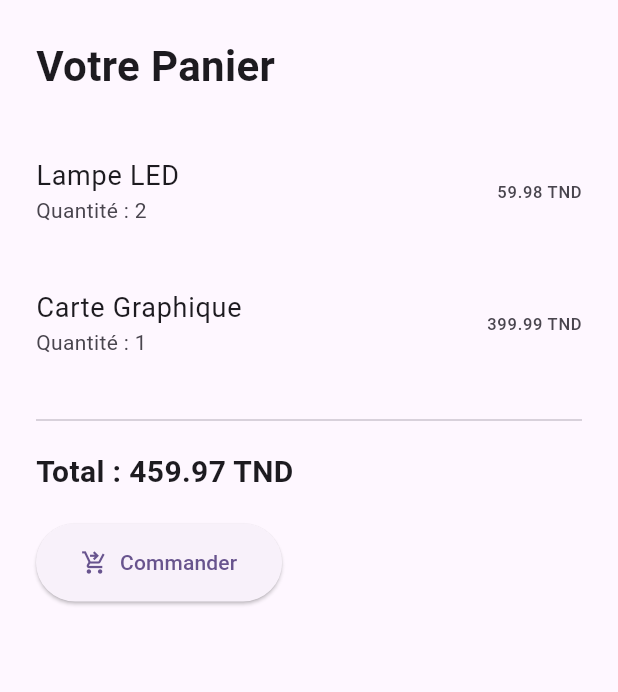
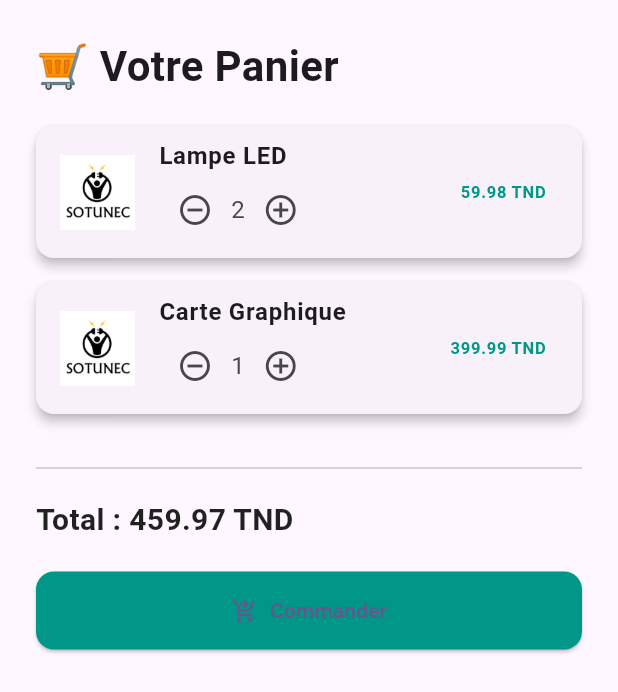
Before and after one commit to ranimfer/Showroom_front-end, a Flutter app: the CartPage widget shown alone on an empty page, opened directly, on a phone screen of 412 x 824 dp. Shown: the top 692 px of the screen. Run offline on Flutter 3.47's test engine with Material 3 defaults, Android fonts, the light colour scheme and no system bars; our stand-ins replace flutter_svg, font_awesome_flutter, google_maps_flutter; missing offline and left inert: flutter_ecommerce_app.

Commit message:
new cart list

```diff
--- /dev/null
+++ b/lib/constants/cart_data.dart
@@ -0,0 +1,27 @@
+import '../models/cart_item.dart';
+import '../models/product.dart';
+
+final List<CartItem> cartItems  = [
+  CartItem(
+    product: Product(
+      id: '1',
+      name: 'Lampe LED',
+      description: 'Éclairez votre maison avec style.',
+      price: 29.99,
+      image: 'assets/logo.png',
+      category: 'Éclairage',
+    ),
+    quantity: 2,
+  ),
+  CartItem(
+    product: Product(
+      id: '2',
+      name: 'Carte Graphique',
+      description: 'Haute performance pour gamers.',
+      price: 399.99,
+      image: 'assets/logo.png',
+      category: 'Composants',
+    ),
+    quantity: 1,
+  ),
+];
--- a/lib/constants/constant.dart
+++ b/lib/constants/constant.dart
@@ -42,14 +42,14 @@ class Constants {
       "id": "1",  // Ajout de l'ID
       "category": "Smart Agriculture",
       "label": "Capteur d'humidité du sol",
-      "price": "250 DT",
+      "price": "250.0",
       "image": "assets/logo.png",
     },
     {
       "id": "2",  // Ajout de l'ID
       "category": "Smart Agriculture",
       "label": "Station météo connectée",
-      "price": "400 DT",
+      "price": "400.0",
       "image": "assets/logo.png",
     },
   ];
@@ -59,14 +59,14 @@ class Constants {
       "id": "3",  // Ajout de l'ID
       "category": "Smart Lighting",
       "label": "Lampe LED intelligente",
-      "price": "180 DT",
+      "price": "180.0",
       "image": "assets/logo.png",
     },
     {
       "id": "4",  // Ajout de l'ID
       "category": "Smart Lighting",
       "label": "Système d’éclairage solaire connecté",
-      "price": "320 DT",
+      "price": "320.0",
       "image": "assets/logo.png",
     },
   ];
@@ -76,14 +76,14 @@ class Constants {
       "id": "5",  // Ajout de l'ID
       "category": "Smart Water Management",
       "label": "Débitmètre connecté",
-      "price": "280 DT",
+      "price": "280.0",
       "image": "assets/logo.png",
     },
     {
       "id": "6",  // Ajout de l'ID
       "category": "Smart Water Management",
       "label": "Capteur de niveau d'eau",
-      "price": "300 DT",
+      "price": "300.0",
       "image": "assets/logo.png",
     },
   ];
@@ -93,14 +93,14 @@ class Constants {
       "id": "7",  // Ajout de l'ID
       "category": "Smart Housing",
       "label": "Caméra de surveillance Wi-Fi",
-      "price": "350 DT",
+      "price": "350.0",
       "image": "assets/logo.png",
     },
     {
       "id": "8",  // Ajout de l'ID
       "category": "Smart Housing",
       "label": "Serrure intelligente",
-      "price": "450 DT",
+      "price": "450.0",
       "image": "assets/logo.png",
     },
   ];
@@ -110,14 +110,14 @@ class Constants {
       "id": "9",  // Ajout de l'ID
       "category": "Chaîne de froid",
       "label": "Capteur de température IoT",
-      "price": "220 DT",
+      "price": "220.0",
       "image": "assets/logo.png",
     },
     {
       "id": "10",  // Ajout de l'ID
       "category": "Chaîne de froid",
       "label": "Boîte isotherme connectée",
-      "price": "500 DT",
+      "price": "500.0",
       "image": "assets/logo.png",
     },
   ];
--- /dev/null
+++ b/lib/models/cart_item.dart
@@ -0,0 +1,13 @@
+import 'product.dart';
+
+class CartItem {
+  final Product product;
+  final int quantity;
+
+  CartItem({
+    required this.product,
+    this.quantity = 1,
+  });
+
+  double get totalPrice => product.price * quantity;
+}
--- a/lib/models/product.dart
+++ b/lib/models/product.dart
@@ -5,7 +5,7 @@ class Product {
   final String name;
   final String description;
   final String image;
-  final String price;
+  final double price;
   final String category;
 
   Product({
@@ -26,7 +26,8 @@ class Product {
         name: item['label']?.toString() ?? 'Produit inconnu',  // S'assurer que 'label' est une String
         description: item['category']?.toString() ?? 'Catégorie inconnue',  // S'assurer que 'category' est une String
         image: item['image']?.toString() ?? 'assets/logo.png',  // S'assurer que 'image' est une String
-        price: item['price']?.toString() ?? 'Prix inconnu',  // S'assurer que 'price' est une String
+        //price: item['price']?.toDouble() ?? 'Prix inconnu',  // S'assurer que 'price' est une String
+        price: double.tryParse(item['price'] ?? '') ?? 0.0,
         category: item['category']?.toString() ?? 'Catégorie inconnue',  // S'assurer que 'category' est une String
       );
     }).toList();
--- a/lib/pages/CartPage.dart
+++ /dev/null
@@ -1,56 +0,0 @@
-// TODO Implement this library.import 'package:flutter/material.dart';
-
-import 'package:flutter/material.dart';
-
-class CartPage extends StatelessWidget {
-  const CartPage({super.key});
-
-  @override
-  Widget build(BuildContext context) {
-    // Tu peux remplacer cette liste avec des données dynamiques plus tard
-    final List<Map<String, dynamic>> cartItems = [
-      {'name': 'Lampe LED', 'price': 29.99, 'quantity': 2},
-      {'name': 'Carte Graphique', 'price': 399.99, 'quantity': 1},
-    ];
-
-    double total = 0;
-    for (var item in cartItems) {
-      total += item['price'] * item['quantity'];
-    }
-
-    return SingleChildScrollView(
-      key: const ValueKey("cart"),
-      padding: const EdgeInsets.all(24),
-      child: Column(
-        crossAxisAlignment: CrossAxisAlignment.start,
-        children: [
-          const Text(
-            'Votre Panier',
-            style: TextStyle(fontSize: 28, fontWeight: FontWeight.bold),
-          ),
-          const SizedBox(height: 20),
-          ...cartItems.map((item) => ListTile(
-            contentPadding: const EdgeInsets.symmetric(vertical: 8),
-            title: Text(item['name'], style: const TextStyle(fontSize: 18)),
-            subtitle: Text('Quantité : ${item['quantity']}'),
-            trailing: Text('${item['price'] * item['quantity']} TND'),
-          )),
-          const Divider(height: 40),
-          Text('Total : ${total.toStringAsFixed(2)} TND',
-              style: const TextStyle(fontSize: 20, fontWeight: FontWeight.bold)),
-          const SizedBox(height: 20),
-          ElevatedButton.icon(
-            onPressed: () {
-              ScaffoldMessenger.of(context).showSnackBar(
-                const SnackBar(content: Text("Commande passée avec succès !")),
-              );
-            },
-            icon: const Icon(Icons.shopping_cart_checkout),
-            label: const Text('Commander'),
-            style: ElevatedButton.styleFrom(padding: const EdgeInsets.symmetric(horizontal: 30, vertical: 16)),
-          )
-        ],
-      ),
-    );
-  }
-}
--- /dev/null
+++ b/lib/pages/cart/CartPage.dart
@@ -0,0 +1,137 @@
+import 'package:flutter/material.dart';
+import '../../constants/cart_data.dart';
+import '../../models/cart_item.dart';
+
+class CartPage extends StatefulWidget {
+  const CartPage({super.key});
+
+  @override
+  State<CartPage> createState() => _CartPageState();
+}
+
+class _CartPageState extends State<CartPage> {
+  late List<CartItem> localCartItems;
+
+  @override
+  void initState() {
+    super.initState();
+    localCartItems = List.from(cartItems); // Copie locale modifiable
+  }
+
+  void _incrementQuantity(int index) {
+    setState(() {
+      localCartItems[index] =
+          CartItem(product: localCartItems[index].product, quantity: localCartItems[index].quantity + 1);
+    });
+  }
+
+  void _decrementQuantity(int index) {
+    setState(() {
+      if (localCartItems[index].quantity > 1) {
+        localCartItems[index] =
+            CartItem(product: localCartItems[index].product, quantity: localCartItems[index].quantity - 1);
+      }
+    });
+  }
+
+  double _calculateTotal() {
+    return localCartItems.fold(0, (sum, item) => sum + item.totalPrice);
+  }
+
+  @override
+  Widget build(BuildContext context) {
+    double total = _calculateTotal();
+
+    return SingleChildScrollView(
+      key: const ValueKey("cart"),
+      padding: const EdgeInsets.all(24),
+      child: Column(
+        crossAxisAlignment: CrossAxisAlignment.start,
+        children: [
+          const Text(
+            '🛒 Votre Panier',
+            style: TextStyle(fontSize: 28, fontWeight: FontWeight.bold),
+          ),
+          const SizedBox(height: 20),
+
+          ...localCartItems.asMap().entries.map((entry) {
+            int index = entry.key;
+            CartItem item = entry.value;
+
+            return Card(
+              elevation: 3,
+              margin: const EdgeInsets.only(bottom: 16),
+              shape: RoundedRectangleBorder(
+                borderRadius: BorderRadius.circular(12),
+              ),
+              child: ListTile(
+                leading: Image.asset(
+                  item.product.image,
+                  width: 50,
+                  height: 50,
+                  fit: BoxFit.cover,
+                ),
+                title: Text(item.product.name,
+                    style: const TextStyle(
+                        fontSize: 16, fontWeight: FontWeight.w600)),
+                subtitle: Row(
+                  children: [
+                    IconButton(
+                      onPressed: () => _decrementQuantity(index),
+                      icon: const Icon(Icons.remove_circle_outline),
+                    ),
+                    Text('${item.quantity}',
+                        style: const TextStyle(fontSize: 16)),
+                    IconButton(
+                      onPressed: () => _incrementQuantity(index),
+                      icon: const Icon(Icons.add_circle_outline),
+                    ),
+                  ],
+                ),
+                trailing: Text(
+                  '${item.totalPrice.toStringAsFixed(2)} TND',
+                  style: const TextStyle(
+                      fontWeight: FontWeight.bold, color: Colors.teal),
+                ),
+              ),
+            );
+          }),
+
+          const Divider(height: 40, thickness: 1),
+
+          Text(
+            'Total : ${total.toStringAsFixed(2)} TND',
+            style: const TextStyle(
+              fontSize: 20,
+              fontWeight: FontWeight.bold,
+              color: Colors.black87,
+            ),
+          ),
+          const SizedBox(height: 20),
+
+          SizedBox(
+            width: double.infinity,
+            child: ElevatedButton.icon(
+              onPressed: () {
+                ScaffoldMessenger.of(context).showSnackBar(
+                  const SnackBar(
+                      content: Text("✅ Commande passée avec succès !")),
+                );
+              },
+              icon: const Icon(Icons.shopping_cart_checkout),
+              label: const Text('Commander'),
+              style: ElevatedButton.styleFrom(
+                padding:
+                const EdgeInsets.symmetric(horizontal: 30, vertical: 16),
+                backgroundColor: Colors.teal,
+                shape: RoundedRectangleBorder(
+                  borderRadius: BorderRadius.circular(12),
+                ),
+              ),
+            ),
+          )
+        ],
+      ),
+    );
+  }
+}
--- a/lib/pages/home.dart
+++ b/lib/pages/home.dart
@@ -1,7 +1,7 @@
 import 'package:flutter/material.dart';
 import 'package:showroomofficiel/pages/products/product_list.dart';
 import 'AboutPage/AboutPage.dart';
-import 'CartPage.dart';
+import 'cart/CartPage.dart';
 import 'ContactPage.dart';
 import 'LoginPage.dart';
 import '../widgets/footer.dart';
@@ -254,6 +254,7 @@ class AccueilContent extends StatelessWidget {
                 onPressed: () => onPageSelected(2), // ✅ AboutPage
                 child: const Text("À propos"),
               ),
+
               const SizedBox(height: 12),
               ElevatedButton(
                 onPressed: () => onPageSelected(3), // ✅ ContactPage
--- a/lib/pages/products/product_list.dart
+++ b/lib/pages/products/product_list.dart
@@ -156,7 +156,8 @@ class _ProductListPageState extends State<ProductListPage> {
                           ),
                           SizedBox(height: 5),
                           Text(
-                            product.price,
+                            //product.price as String,
+                            "${product.price.toStringAsFixed(2)} TND",
                             style: TextStyle(
                               color: AppColors.primary,
                               fontWeight: FontWeight.bold,
```
